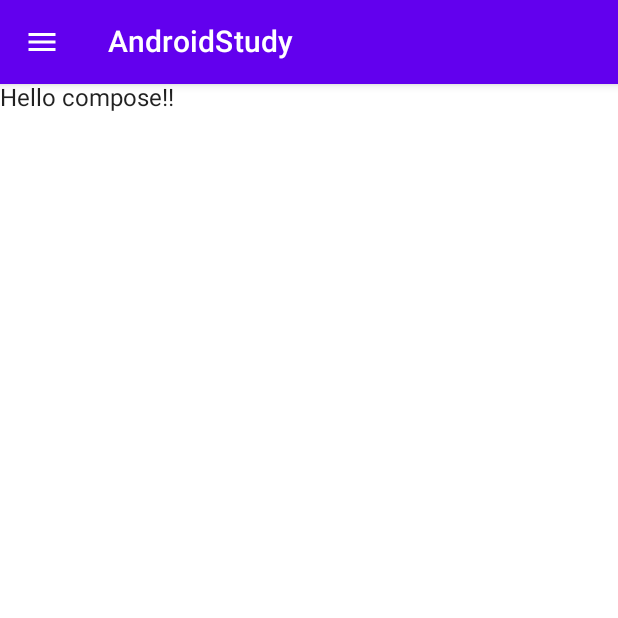
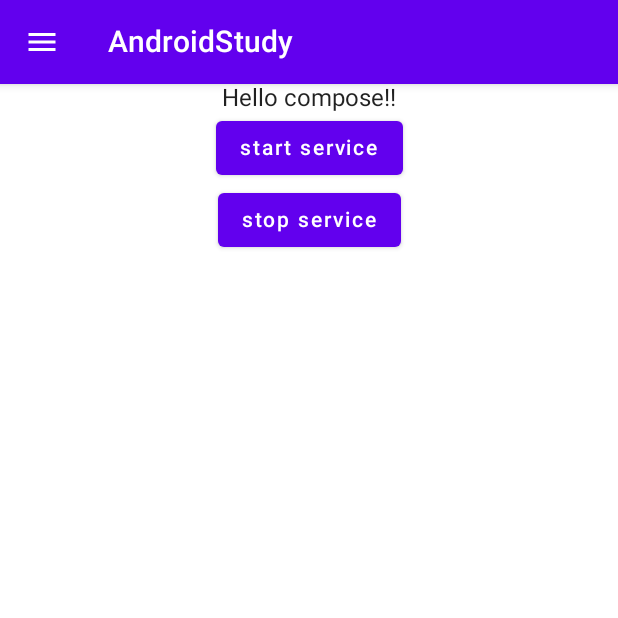
Before and after one commit to nazaburo/AndroidStudy, an Android app built with Jetpack Compose: the screen it shows after launch (MainActivity), on a phone screen of 412 x 824 dp, the top half of it. Run offline under Robolectric (Android 15) with nearby library versions, the phone set to English and light mode, and no system bars; our stand-ins replace Dagger/Hilt's generated code, Timber, accompanist.

Commit message:
Add MyLifeCycleService.kt

```diff
--- a/app/build.gradle
+++ b/app/build.gradle
@@ -104,6 +104,8 @@ dependencies {
     implementation 'androidx.navigation:navigation-compose:2.4.0-rc01'
     implementation "androidx.hilt:hilt-navigation-compose:1.0.0-rc01"
 
+    implementation "androidx.lifecycle:lifecycle-extensions:2.2.0"
+
     testImplementation 'junit:junit:4.+'
     androidTestImplementation 'androidx.test.ext:junit:1.1.3'
     androidTestImplementation 'androidx.test.espresso:espresso-core:3.4.0'
--- a/app/src/main/AndroidManifest.xml
+++ b/app/src/main/AndroidManifest.xml
@@ -3,8 +3,8 @@
     package="com.nazabu.androidstudy">
 
     <application
+        android:name=".MyApplication"
         android:allowBackup="true"
-        android:name=".MyApplication"
         android:icon="@mipmap/ic_launcher"
         android:label="@string/app_name"
         android:roundIcon="@mipmap/ic_launcher_round"
@@ -21,6 +21,8 @@
                 <category android:name="android.intent.category.LAUNCHER" />
             </intent-filter>
         </activity>
+
+        <service android:name=".MyLifeCycleService" />
     </application>
 
 </manifest>
--- a/app/src/main/java/com/nazabu/androidstudy/greeting/GreetingScreen.kt
+++ b/app/src/main/java/com/nazabu/androidstudy/greeting/GreetingScreen.kt
@@ -1,15 +1,23 @@
 package com.nazabu.androidstudy.greeting
 
+import android.content.Intent
 import android.content.res.Configuration
+import androidx.compose.foundation.layout.Arrangement
+import androidx.compose.foundation.layout.Column
+import androidx.compose.foundation.layout.fillMaxSize
 import androidx.compose.material.*
 import androidx.compose.material.icons.Icons
 import androidx.compose.material.icons.filled.Menu
 import androidx.compose.runtime.Composable
 import androidx.compose.runtime.collectAsState
+import androidx.compose.ui.Alignment
+import androidx.compose.ui.Modifier
+import androidx.compose.ui.platform.LocalContext
 import androidx.compose.ui.res.stringResource
 import androidx.compose.ui.tooling.preview.Devices
 import androidx.compose.ui.tooling.preview.Preview
 import androidx.lifecycle.viewmodel.compose.viewModel
+import com.nazabu.androidstudy.MyLifeCycleService
 import com.nazabu.androidstudy.R
 import com.nazabu.androidstudy.ui.components.InsetAwareTopAppBar
 import com.nazabu.androidstudy.ui.theme.MyApplicationTheme
@@ -35,6 +43,7 @@ fun GreetingScreen(
     openDrawer: () -> Unit,
     scaffoldState: ScaffoldState
 ) {
+    val context = LocalContext.current
     Scaffold(
         scaffoldState = scaffoldState,
         topBar = {
@@ -49,8 +58,23 @@ fun GreetingScreen(
             )
         }
     ) {
-        man?.let {
-            Text(text = "Hello $it")
+        Column(
+            modifier = Modifier.fillMaxSize(),
+            horizontalAlignment = Alignment.CenterHorizontally
+        ) {
+            man?.let {
+                Text(text = "Hello $it")
+            }
+            Button(onClick = {
+                context.startService(Intent(context, MyLifeCycleService::class.java))
+            }) {
+                Text(text = "start service")
+            }
+            Button(onClick = {
+                context.stopService(Intent(context, MyLifeCycleService::class.java))
+            }) {
+                Text(text = "stop service")
+            }
         }
     }
 }
```
Also changed, not shown: app/src/main/java/com/nazabu/androidstudy/MyLifeCycleService.kt (added, +24 -0 lines).
